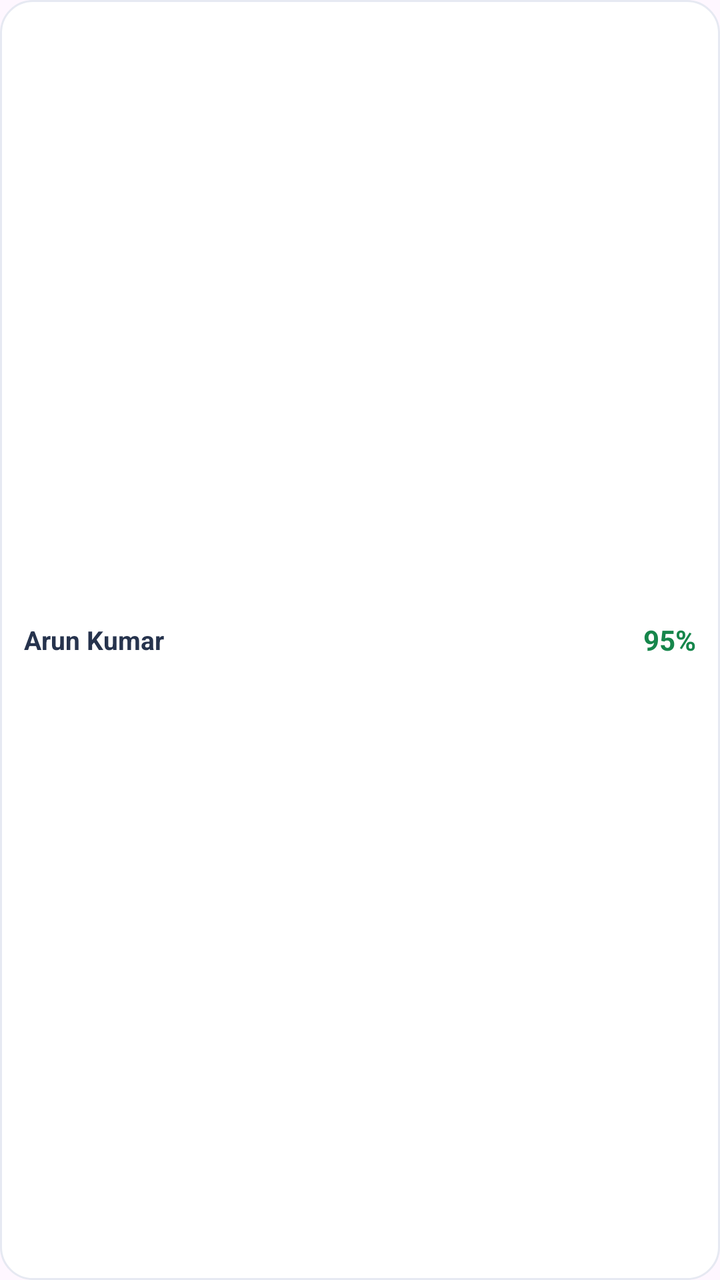
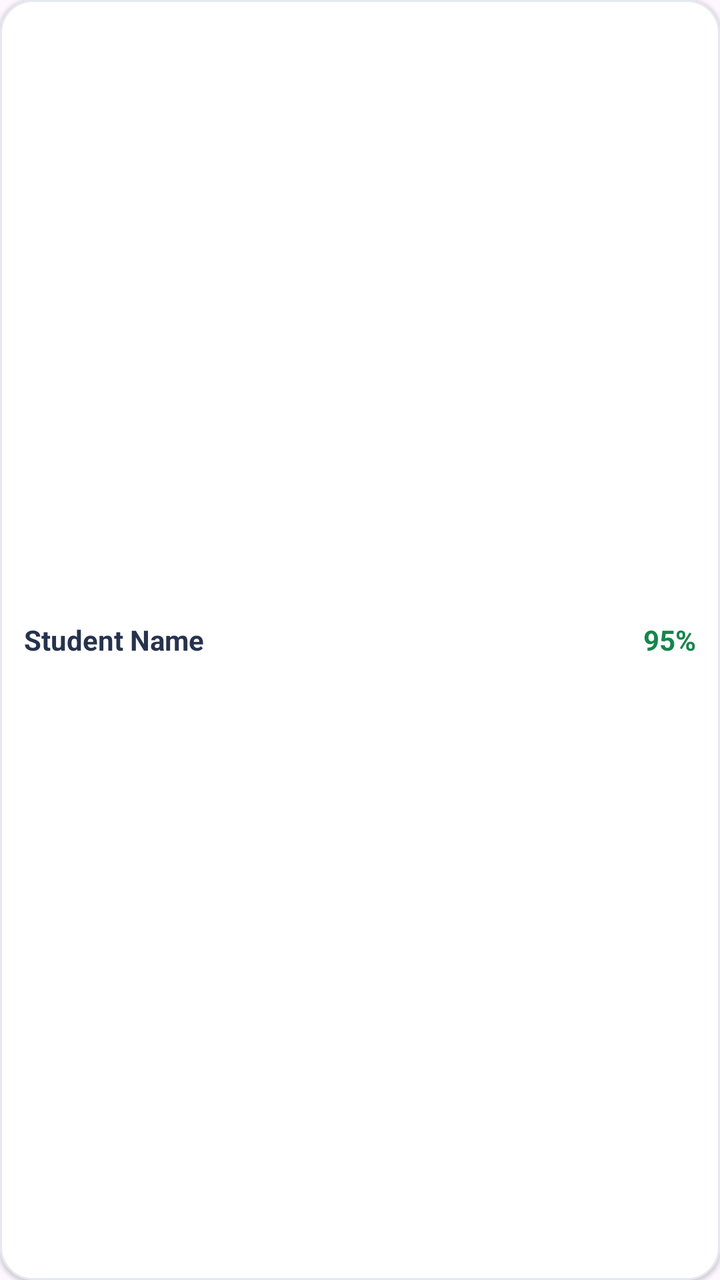

The first picture is an Android layout as it rendered before a commit; the second is the same layout after the commit. The layout source and the unified diff follow.
<!-- AndroidManifest.xml: application theme Theme.TrackPoint -->
<!-- res/layout/item_attendance_report.xml -->
<?xml version="1.0" encoding="utf-8"?>
<LinearLayout
    xmlns:android="http://schemas.android.com/apk/res/android"
    android:layout_width="match_parent"
    android:layout_height="55dp"
    android:orientation="horizontal"
    android:gravity="center_vertical"
    android:padding="12dp"
    android:layout_marginBottom="5dp"
    android:background="@drawable/action_card">

    <TextView
        android:id="@+id/tvReportStudentName"
        android:layout_width="0dp"
        android:layout_height="wrap_content"
        android:layout_weight="1"
        android:text="Arun Kumar"
        android:textColor="#26334D"
        android:textStyle="bold"
        android:textSize="13sp"/>

    <TextView
        android:id="@+id/tvReportPercentage"
        android:layout_width="wrap_content"
        android:layout_height="wrap_content"
        android:text="95%"
        android:textColor="#16864B"
        android:textStyle="bold"
        android:textSize="14sp"/>

</LinearLayout>
<!-- resources referenced by this layout -->
<resources>
  <!-- drawable action_card (drawable) -->
  <shape xmlns:android="http://schemas.android.com/apk/res/android">
      <solid android:color="#FFFFFF"/>
      <stroke android:width="1dp" android:color="#E6E9F2"/>
      <corners android:radius="16dp"/>
  </shape>
  <style name="Theme.TrackPoint" parent="Base.Theme.TrackPoint" />
  <style name="Base.Theme.TrackPoint" parent="Theme.Material3.DayNight.NoActionBar">
          
          
      </style>
</resources>

<!-- the commit's change to res/layout/item_attendance_report.xml (unified diff, before → after) -->
@@ -2,22 +2,23 @@
 <LinearLayout
     xmlns:android="http://schemas.android.com/apk/res/android"
     android:layout_width="match_parent"
-    android:layout_height="55dp"
+    android:layout_height="56dp"
     android:orientation="horizontal"
     android:gravity="center_vertical"
     android:padding="12dp"
-    android:layout_marginBottom="5dp"
-    android:background="@drawable/action_card">
+    android:layout_marginBottom="8dp"
+    android:background="@drawable/action_card"
+    android:elevation="1dp">
 
     <TextView
         android:id="@+id/tvReportStudentName"
         android:layout_width="0dp"
         android:layout_height="wrap_content"
         android:layout_weight="1"
-        android:text="Arun Kumar"
+        android:text="Student Name"
         android:textColor="#26334D"
         android:textStyle="bold"
-        android:textSize="13sp"/>
+        android:textSize="14sp"/>
 
     <TextView
         android:id="@+id/tvReportPercentage"
